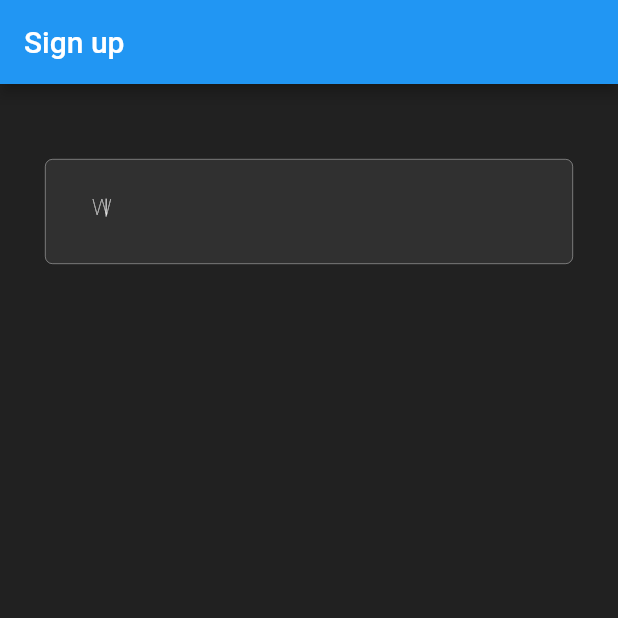
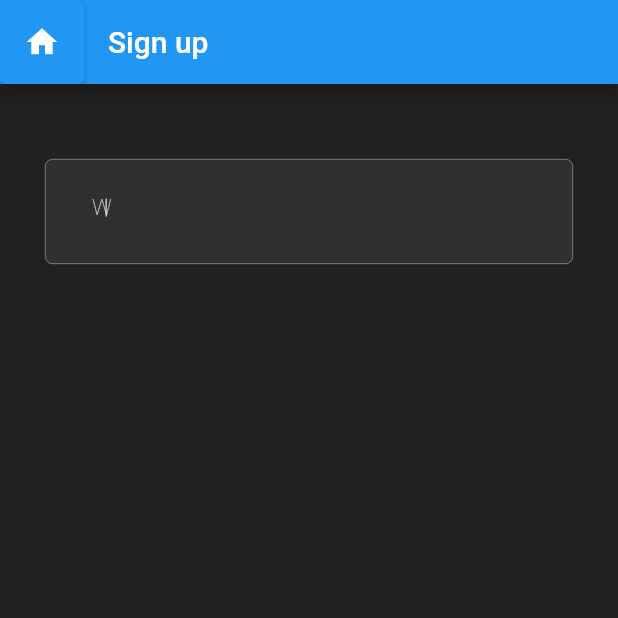
Before and after one commit to bodii/custom_simple_github_app, a Flutter app: the SignUpView screen opened by its route, on a phone screen of 412 x 824 dp, the top half of it. Run offline on Flutter 3.47's test engine with Material 2 defaults, Android fonts, the phone set to English and light mode, and no system bars; our stand-ins replace flutter_markdown, flutter_svg, go_router, shared_preferences; missing offline and left inert: markdown; accounts and stored records are empty; network calls fail.

Commit message:
fix: some bugs exist in the home page route

```diff
--- a/lib/pages/home/index.dart
+++ b/lib/pages/home/index.dart
@@ -1,6 +1,5 @@
 import 'package:custom_simple_github_app/commons/globals.dart';
 import 'package:custom_simple_github_app/commons/routes/app_pages.dart';
-import 'package:flutter/gestures.dart';
 import 'package:flutter/material.dart';
 import 'package:flutter/services.dart';
 import 'package:flutter_svg/svg.dart';
@@ -218,9 +217,10 @@ class _SearchWidgetState extends State<SearchWidget> {
                   },
                   onSubmitted: (value) {
                     if (value.isNotEmpty) {
+                      debugPrint(value);
                       context.goNamed(
                         AppRoutes.repositorySearch,
-                        params: {"value": value},
+                        params: {"searchText": value},
                       );
                     }
                   },
--- a/lib/pages/repository/content.dart
+++ b/lib/pages/repository/content.dart
@@ -4,8 +4,6 @@ import 'package:custom_simple_github_app/commons/apis.dart';
 import 'package:custom_simple_github_app/models/content.dart';
 import 'package:custom_simple_github_app/models/repo.dart';
 import 'package:flutter/material.dart';
-import 'package:flutter_highlight/flutter_highlight.dart';
-import 'package:flutter_highlight/themes/atelier-dune-dark.dart';
 import 'package:flutter_markdown/flutter_markdown.dart';
 import 'package:markdown/markdown.dart' as md;
 
--- a/lib/pages/user/forgot_password/index.dart
+++ b/lib/pages/user/forgot_password/index.dart
@@ -4,6 +4,7 @@ import 'package:custom_simple_github_app/pages/user/sign_up/verify_image_widget.
 import 'package:flutter/material.dart';
 import 'package:flutter/services.dart';
 import 'package:flutter_svg/svg.dart';
+import 'package:go_router/go_router.dart';
 
 class ForgotPasswordView extends StatefulWidget {
   const ForgotPasswordView({Key? key}) : super(key: key);
--- a/lib/pages/user/sign_up/index.dart
+++ b/lib/pages/user/sign_up/index.dart
@@ -1,6 +1,8 @@
+import 'package:custom_simple_github_app/commons/routes/app_pages.dart';
 import 'package:flutter/material.dart';
 
 import 'text_animation_widget.dart';
+import 'package:go_router/go_router.dart';
 
 class SignUpView extends StatelessWidget {
   const SignUpView({Key? key}) : super(key: key);
@@ -8,7 +10,15 @@ class SignUpView extends StatelessWidget {
   @override
   Widget build(BuildContext context) {
     return Scaffold(
-      appBar: AppBar(title: const Text('Sign up')),
+      appBar: AppBar(
+        leading: ElevatedButton(
+          onPressed: () {
+            context.goNamed(AppRoutes.home);
+          },
+          child: const Icon(Icons.home),
+        ),
+        title: const Text('Sign up'),
+      ),
       body: Container(
         height: double.infinity,
         width: double.infinity,
--- a/lib/pages/user/sign_up/text_animation_widget.dart
+++ b/lib/pages/user/sign_up/text_animation_widget.dart
@@ -22,9 +22,6 @@ class _TextAnimationWidgetState extends State<TextAnimationWidget>
   late final AnimationController textAnimationController;
   late final Animation<String> textAnimation;
   late final Animation<int> cursorStartAnimation;
-
-  /// 区域宽度
-  final double _width = 380.0;
 
   /// 区域高度: 动态
   double _height = 70.0;
```
Also changed, not shown: lib/commons/routes/app_pages.dart (+5 -5 lines), lib/pages/repository/detail.dart (+7 -7 lines), lib/pages/repository/search_list.dart (+8 -6 lines), lib/pages/user/sign_in/index.dart (+7 -1 lines).
